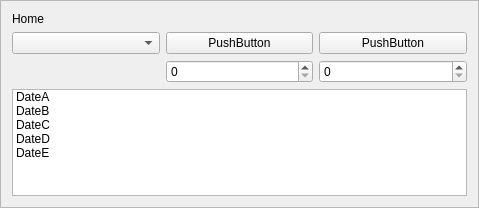
Old version of the form src/views/home/home.ui in the repository RyotaUnzai/candybox.
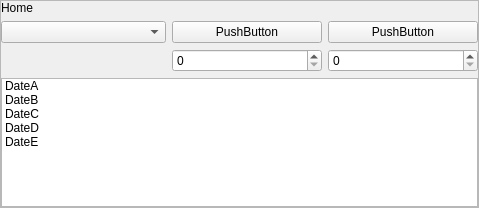
New version of the form. Custom widgets are drawn as their Qt base class.

The edit to the form file:
```diff
--- a/src/views/home/home.ui
+++ b/src/views/home/home.ui
@@ -20,6 +20,21 @@
    <enum>QFrame::Raised</enum>
   </property>
   <layout class="QGridLayout" name="gridLayout">
+   <property name="leftMargin">
+    <number>0</number>
+   </property>
+   <property name="topMargin">
+    <number>0</number>
+   </property>
+   <property name="rightMargin">
+    <number>0</number>
+   </property>
+   <property name="bottomMargin">
+    <number>0</number>
+   </property>
+   <property name="spacing">
+    <number>6</number>
+   </property>
    <item row="1" column="2">
     <widget class="QPushButton" name="pushButtonQss2">
      <property name="maximumSize">
```
